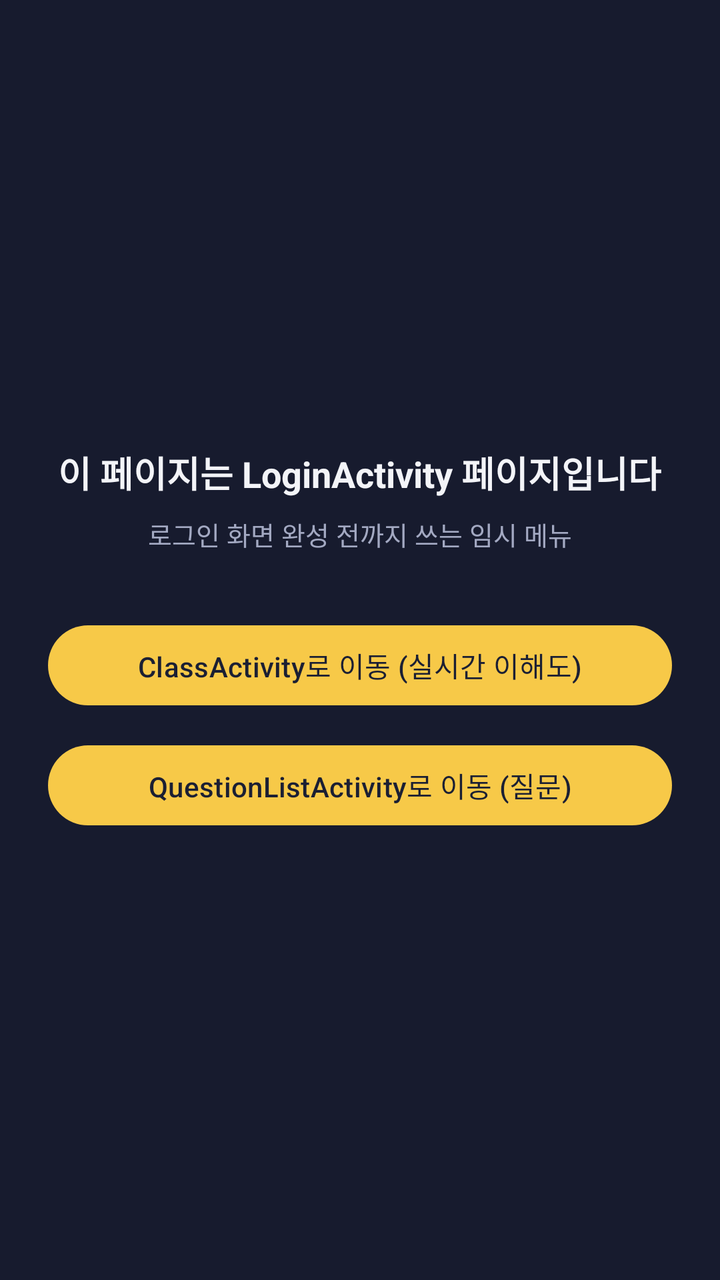
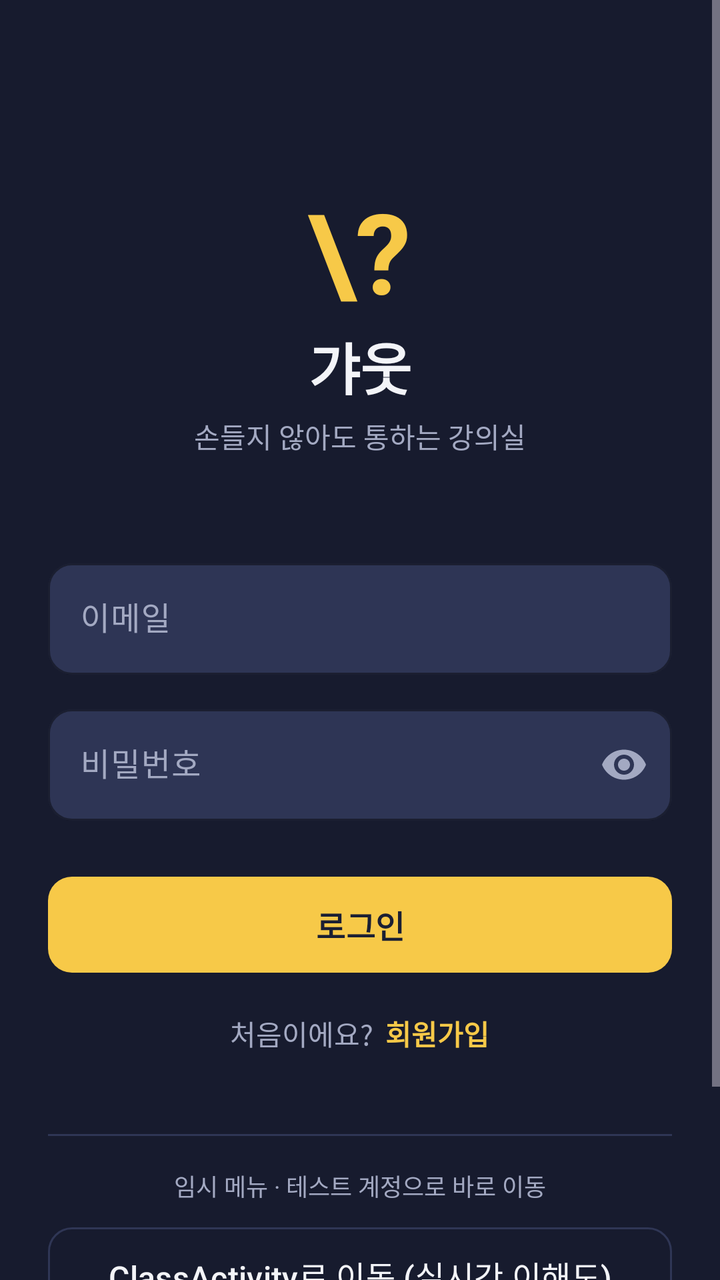

Before-and-after screenshots of an Android layout around one commit, followed by the original layout XML and the change that was made.
<!-- AndroidManifest.xml: application theme Theme.Gyaut -->
<!-- res/layout/activity_login.xml -->
<?xml version="1.0" encoding="utf-8"?>
<LinearLayout xmlns:android="http://schemas.android.com/apk/res/android"
    android:id="@+id/main"
    android:layout_width="match_parent"
    android:layout_height="match_parent"
    android:orientation="vertical"
    android:gravity="center"
    android:padding="24dp"
    android:background="@color/bg">

    <TextView
        android:layout_width="wrap_content"
        android:layout_height="wrap_content"
        android:text="이 페이지는 LoginActivity 페이지입니다"
        android:textColor="@color/text"
        android:textSize="18sp"
        android:textStyle="bold" />

    <TextView
        android:layout_width="wrap_content"
        android:layout_height="wrap_content"
        android:layout_marginTop="8dp"
        android:text="로그인 화면 완성 전까지 쓰는 임시 메뉴"
        android:textColor="@color/text2"
        android:textSize="13sp" />

    <Button
        android:id="@+id/btnGoClass"
        android:layout_width="match_parent"
        android:layout_height="wrap_content"
        android:layout_marginTop="32dp"
        android:text="ClassActivity로 이동 (실시간 이해도)" />

    <Button
        android:id="@+id/btnGoQuestion"
        android:layout_width="match_parent"
        android:layout_height="wrap_content"
        android:layout_marginTop="12dp"
        android:text="QuestionListActivity로 이동 (질문)" />

</LinearLayout>
<!-- resources referenced by this layout -->
<resources>
  <color name="bg">#171B2E</color>
  <color name="text">#F3F4F8</color>
  <color name="text2">#A3A9C2</color>
  <style name="Theme.Gyaut" parent="Base.Theme.Gyaut" />
  <style name="Base.Theme.Gyaut" parent="Theme.Material3.Dark.NoActionBar">
          
          
          <item name="android:windowBackground">@color/bg</item>
          <item name="colorPrimary">@color/primary</item>
          <item name="colorOnPrimary">@color/onPrimary</item>
      </style>
  <color name="primary">#F7C948</color>
  <color name="onPrimary">#1B1F33</color>
</resources>

<!-- the commit's change to res/layout/activity_login.xml (unified diff, before → after) -->
@@ -1,41 +1,145 @@
 <?xml version="1.0" encoding="utf-8"?>
-<LinearLayout xmlns:android="http://schemas.android.com/apk/res/android"
+<ScrollView xmlns:android="http://schemas.android.com/apk/res/android"
+    xmlns:app="http://schemas.android.com/apk/res-auto"
     android:id="@+id/main"
     android:layout_width="match_parent"
     android:layout_height="match_parent"
-    android:orientation="vertical"
-    android:gravity="center"
-    android:padding="24dp"
-    android:background="@color/bg">
+    android:background="@color/bg"
+    android:fillViewport="true">
 
-    <TextView
-        android:layout_width="wrap_content"
-        android:layout_height="wrap_content"
-        android:text="이 페이지는 LoginActivity 페이지입니다"
-        android:textColor="@color/text"
-        android:textSize="18sp"
-        android:textStyle="bold" />
-
-    <TextView
-        android:layout_width="wrap_content"
-        android:layout_height="wrap_content"
-        android:layout_marginTop="8dp"
-        android:text="로그인 화면 완성 전까지 쓰는 임시 메뉴"
-        android:textColor="@color/text2"
-        android:textSize="13sp" />
-
-    <Button
-        android:id="@+id/btnGoClass"
+    <LinearLayout
         android:layout_width="match_parent"
         android:layout_height="wrap_content"
-        android:layout_marginTop="32dp"
-        android:text="ClassActivity로 이동 (실시간 이해도)" />
+        android:gravity="center_horizontal"
+        android:orientation="vertical"
+        android:padding="24dp">
 
-    <Button
-        android:id="@+id/btnGoQuestion"
-        android:layout_width="match_parent"
-        android:layout_height="wrap_content"
-        android:layout_marginTop="12dp"
-        android:text="QuestionListActivity로 이동 (질문)" />
+        
+        <TextView
+            android:layout_width="wrap_content"
+            android:layout_height="wrap_content"
+            android:layout_marginTop="64dp"
+            android:text="\?"
+            android:textColor="@color/primary"
+            android:textSize="56sp"
+            android:textStyle="bold" />
 
-</LinearLayout>
+        <TextView
+            android:layout_width="wrap_content"
+            android:layout_height="wrap_content"
+            android:text="갸웃"
+            android:textColor="@color/text"
+            android:textSize="28sp"
+            android:textStyle="bold" />
+
+        <TextView
+            android:layout_width="wrap_content"
+            android:layout_height="wrap_content"
+            android:layout_marginTop="4dp"
+            android:text="손들지 않아도 통하는 강의실"
+            android:textColor="@color/text2"
+            android:textSize="14sp" />
+
+        
+        <com.google.android.material.textfield.TextInputLayout
+            android:id="@+id/inputEmail"
+            style="@style/Widget.Gyaut.TextInput"
+            android:layout_width="match_parent"
+            android:layout_height="wrap_content"
+            android:layout_marginTop="48dp"
+            android:hint="이메일">
+
+            <com.google.android.material.textfield.TextInputEditText
+                android:id="@+id/editEmail"
+                android:layout_width="match_parent"
+                android:layout_height="wrap_content"
+                android:inputType="textEmailAddress"
+                android:textColor="@color/text" />
+        </com.google.android.material.textfield.TextInputLayout>
+
+        
+        <com.google.android.material.textfield.TextInputLayout
+            android:id="@+id/inputPassword"
+            style="@style/Widget.Gyaut.TextInput"
+            android:layout_width="match_parent"
+            android:layout_height="wrap_content"
+            android:layout_marginTop="12dp"
+            android:hint="비밀번호"
+            app:endIconMode="password_toggle"
+            app:endIconTint="@color/text2">
+
+            <com.google.android.material.textfield.TextInputEditText
+                android:id="@+id/editPassword"
+                android:layout_width="match_parent"
+                android:layout_height="wrap_content"
+                android:inputType="textPassword"
+                android:textColor="@color/text" />
+        </com.google.android.material.textfield.TextInputLayout>
+
+        
+        <Button
+            android:id="@+id/btnLogin"
+            style="@style/Widget.Gyaut.Button"
+            android:layout_width="match_parent"
+            android:layout_height="wrap_content"
+            android:layout_marginTop="24dp"
+            android:text="로그인" />
+
+        
+        <LinearLayout
+            android:layout_width="wrap_content"
+            android:layout_height="wrap_content"
+            android:layout_marginTop="16dp"
+            android:orientation="horizontal">
+
+            <TextView
+                android:layout_width="wrap_content"
+                android:layout_height="wrap_content"
+                android:text="처음이에요?"
+                android:textColor="@color/text2"
+                android:textSize="14sp" />
+
+            <TextView
+                android:id="@+id/textGoSignUp"
+                android:layout_width="wrap_content"
+                android:layout_height="wrap_content"
+                android:layout_marginStart="6dp"
+                android:text="회원가입"
+                android:textColor="@color/primary"
+                android:textSize="14sp"
+                android:textStyle="bold" />
+        </LinearLayout>
+
+        
+        <View
+            android:layout_width="match_parent"
+            android:layout_height="1dp"
+            android:layout_marginTop="40dp"
+            android:background="@color/line" />
+
+        <TextView
+            android:layout_width="wrap_content"
+            android:layout_height="wrap_content"
+            android:layout_marginTop="16dp"
+            android:text="임시 메뉴 · 테스트 계정으로 바로 이동"
+            android:textColor="@color/text2"
+            android:textSize="12sp" />
+
+        <Button
+            android:id="@+id/btnGoClass"
+            style="@style/Widget.Gyaut.Button.Outlined"
+            android:layout_width="match_parent"
+            android:layout_height="wrap_content"
+            android:layout_marginTop="8dp"
+            android:text="ClassActivity로 이동 (실시간 이해도)" />
+
+        <Button
+            android:id="@+id/btnGoQuestion"
+            style="@style/Widget.Gyaut.Button.Outlined"
+            android:layout_width="match_parent"
+            android:layout_height="wrap_content"
+            android:layout_marginTop="8dp"
+            android:text="QuestionListActivity로 이동 (질문)" />
+
+    </LinearLayout>
+</ScrollView>
<!-- resource entries referenced after the edit -->
@@ -1,8 +1,34 @@
 <!-- resources referenced by this layout -->
 <resources>
   <color name="bg">#171B2E</color>
+  <color name="line">#2F3655</color>
   <color name="text">#F3F4F8</color>
   <color name="text2">#A3A9C2</color>
+  <style name="Widget.Gyaut.Button" parent="Widget.Material3.Button">
+          <item name="backgroundTint">@color/primary</item>
+          <item name="android:textColor">@color/onPrimary</item>
+          <item name="android:textSize">16sp</item>
+          <item name="android:textStyle">bold</item>
+          <item name="android:minHeight">56dp</item>
+          <item name="cornerRadius">12dp</item>
+      </style>
+  <style name="Widget.Gyaut.Button.Outlined" parent="Widget.Material3.Button.OutlinedButton">
+          <item name="android:textColor">@color/text</item>
+          <item name="strokeColor">@color/line</item>
+          <item name="android:textSize">16sp</item>
+          <item name="android:minHeight">56dp</item>
+          <item name="cornerRadius">12dp</item>
+      </style>
+  <style name="Widget.Gyaut.TextInput" parent="Widget.Material3.TextInputLayout.OutlinedBox">
+          <item name="boxBackgroundColor">@color/surface2</item>
+          <item name="boxStrokeColor">@color/primary</item>
+          <item name="hintTextColor">@color/primary</item>
+          <item name="android:textColorHint">@color/text2</item>
+          <item name="boxCornerRadiusTopStart">12dp</item>
+          <item name="boxCornerRadiusTopEnd">12dp</item>
+          <item name="boxCornerRadiusBottomStart">12dp</item>
+          <item name="boxCornerRadiusBottomEnd">12dp</item>
+      </style>
   <style name="Theme.Gyaut" parent="Base.Theme.Gyaut" />
   <style name="Base.Theme.Gyaut" parent="Theme.Material3.Dark.NoActionBar">
           
@@ -13,5 +39,6 @@
       </style>
   <color name="primary">#F7C948</color>
   <color name="onPrimary">#1B1F33</color>
+  <color name="surface2">#2E3555</color>
 </resources>
 
